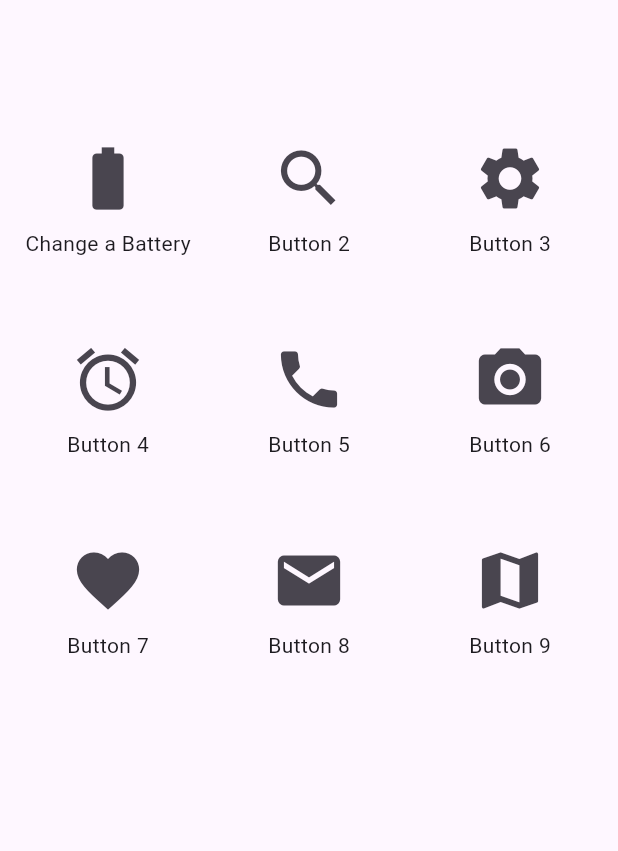
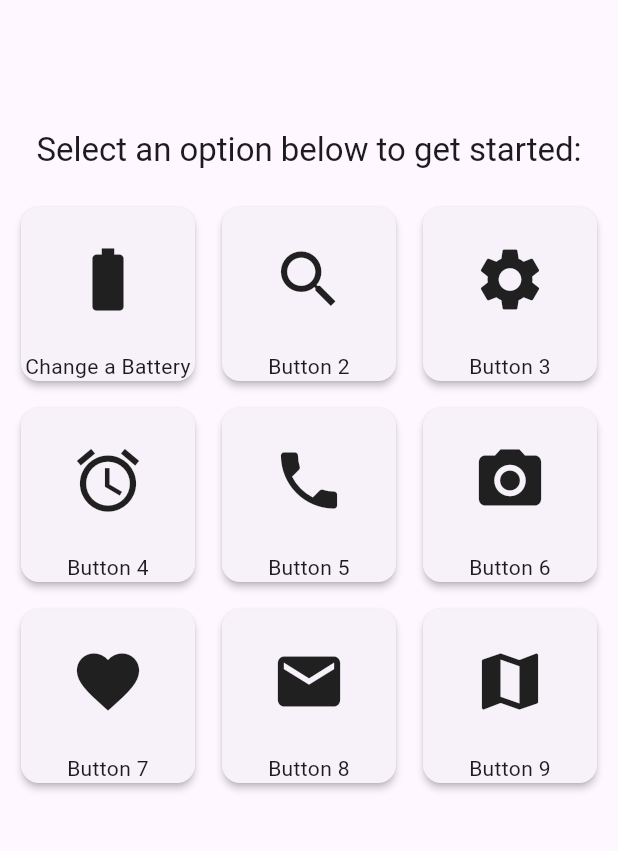
Before and after one commit to diaxenl/Training_App, a Flutter app: the screen it shows after launch, on a phone screen of 412 x 824 dp, the part 156-1007 px from its top. Run offline on Flutter 3.47's test engine with Material 3 defaults, Android fonts, the phone set to English and light mode, and no system bars; our stand-ins replace youtube_player_flutter.

Commit message:
Added 3 new pages

```diff
--- a/lib/main.dart
+++ b/lib/main.dart
@@ -1,5 +1,7 @@
 import 'package:flutter/material.dart';
-import 'detail_page.dart';
+import 'change_bat.dart';
+import 'wittdtjr.dart';
+import 'test_bat.dart';
 
 void main() {
   runApp(const TrainingApp());
@@ -45,10 +47,20 @@ class _TrainingHomePageState extends State<TrainingHomePage> {
     return Scaffold(
       appBar: AppBar(
         title: const Text('Training App'),
-        toolbarHeight: 180.0, // Increase the AppBar's height
+        toolbarHeight: 180.0, // Increased height
       ),
-
-      body: GridView.builder(
+      body: Column(
+        children: [
+          Padding(
+            padding: const EdgeInsets.all(10.0),
+            child: Text(
+              'Select an option below to get started:',
+              style: Theme.of(context).textTheme.titleLarge,
+              textAlign: TextAlign.center,
+            ),
+          ),
+          Expanded(
+            child: GridView.builder(
               padding: const EdgeInsets.all(10.0),
               gridDelegate: const SliverGridDelegateWithFixedCrossAxisCount(
                 crossAxisCount: 3, // 3 items per row
@@ -57,25 +69,59 @@ class _TrainingHomePageState extends State<TrainingHomePage> {
               ),
               itemCount: buttonData.length, // Total number of items
               itemBuilder: (BuildContext context, int index) {
-          return Column(
-            mainAxisSize: MainAxisSize.min, // Use minimum space
-            children: <Widget>[
-              IconButton(
-                icon: Icon(buttonData[index]['icon']),
-                iconSize: 50,
-                onPressed: () {
-                  // Navigate to the DetailPage
+                return Card(
+                  elevation: 2.0, // Add elevation for shadow
+                  child: InkWell(
+                    onTap: () {
+                      if (index == 0) { //Change bat
+                        Navigator.push(
+                          context,
+                          MaterialPageRoute(builder: (context) => const BatteryTestingGuidePage()),
+                        );
+                      } else if (index == 1) {
+                        // Navigation to WittdtjrPage
+                        Navigator.push(
+                          context,
+                          MaterialPageRoute(builder: (context) => const WittdtjrPage()),
+                        );
+                      } else if (index == 2) {
+                        // Navigation to test_bat
+                        Navigator.push(
+                          context,
+                          MaterialPageRoute(builder: (context) => const BatteryTestingGuidePage()),
+                        );
+                      }
+                      else {
+                        // Default case for other buttons
                         Navigator.push(
                           context,
                           MaterialPageRoute(builder: (context) => DetailPage(buttonText: buttonData[index]['text'])),
                         );
+                      }
+                    },
+
+
+                    child: Column(
+                      mainAxisSize: MainAxisSize.min, // Use minimum space
+                      children: <Widget>[
+                        Expanded(
+                          child: Icon(
+                            buttonData[index]['icon'],
+                            size: 50, // Icon size
+                          ),
+                        ),
+                        Text(
+                          buttonData[index]['text'], // Text description below the icon
+                          textAlign: TextAlign.center,
+                        ),
+                      ],
+                    ),
+                  ),
+                );
               },
             ),
-
-              Text(buttonData[index]['text']), // Text description below the icon
+          ),
         ],
-          );
-        },
       ),
     );
   }
```
Also changed, not shown: lib/test_bat.dart (added, +77 -0 lines), lib/wittdtjr.dart (added, +43 -0 lines), lib/change_bat.dart (line endings or trailing spaces). Lines whose indentation alone changed are shown as unchanged.
